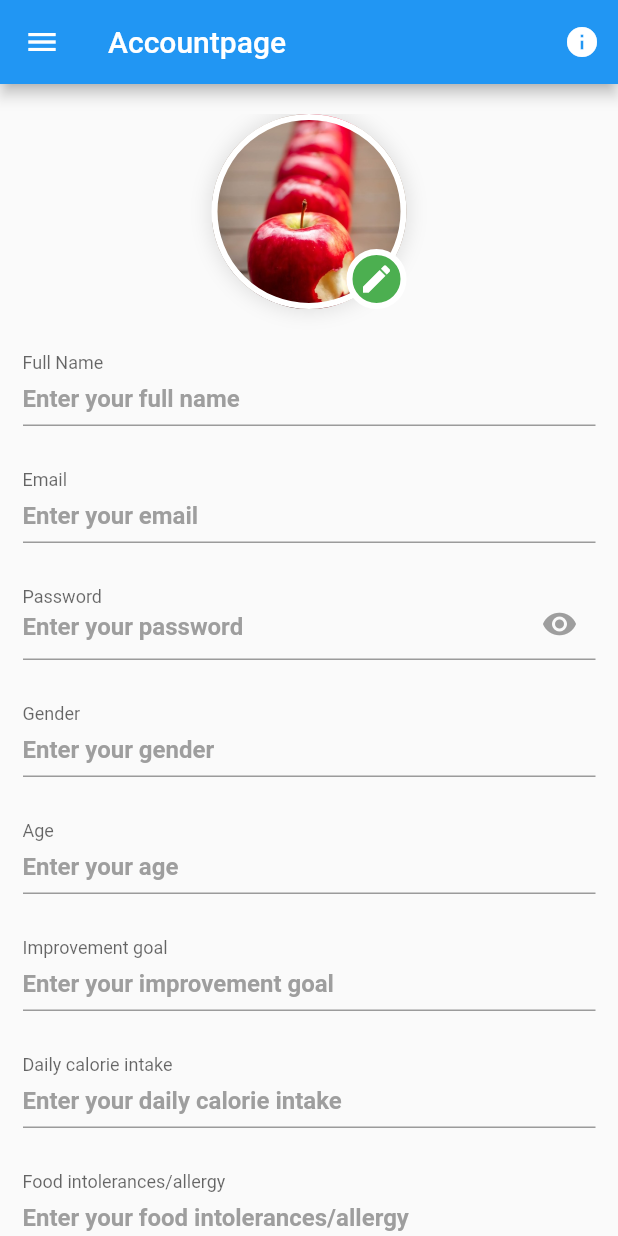
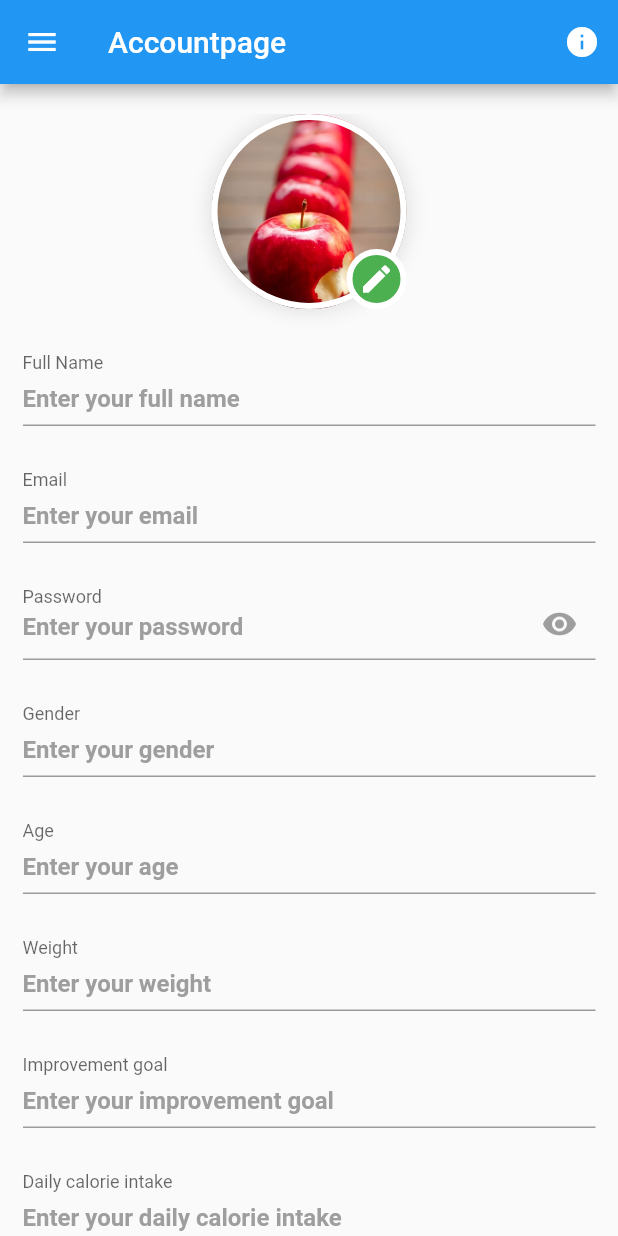
Before and after one commit to SamueleBarbizzi/Flutter-doctors, a Flutter app: the AccountPage screen opened directly, on a phone screen of 412 x 824 dp. Run offline on Flutter 3.47's test engine with Material 2 defaults, Android fonts, the phone set to English and light mode, and no system bars; our stand-ins replace flutter_login, font_awesome_flutter, material_design_icons_flutter, shared_preferences; accounts and stored records are empty.

Commit message:
add weight

```diff
--- a/lib/screens/accountpage.dart
+++ b/lib/screens/accountpage.dart
@@ -27,6 +27,7 @@ class _AccountPageState extends State<AccountPage> {
   final TextEditingController _passwordController = TextEditingController();
   final TextEditingController _genderController = TextEditingController();
   final TextEditingController _ageController = TextEditingController();
+  final TextEditingController _weightController = TextEditingController();
   final TextEditingController _improvementGoalController = TextEditingController();
   final TextEditingController _foodIntoleranceController = TextEditingController();
   final TextEditingController  _dailycalorieintakeController = TextEditingController();
@@ -46,6 +47,7 @@ class _AccountPageState extends State<AccountPage> {
       _passwordController.text = prefs.getString('password') ?? '';
       _genderController.text = prefs.getString('gender') ?? '';
       _ageController.text = prefs.getString('age') ?? '';
+      _weightController.text = prefs.getString('weight') ?? '';
       _improvementGoalController.text = prefs.getString('improvementGoal') ?? '';
       _foodIntoleranceController.text = prefs.getString('foodIntolerance') ?? '';
       _dailycalorieintakeController.text = prefs.getString('dailycalorieintake') ?? '';
@@ -63,6 +65,7 @@ class _AccountPageState extends State<AccountPage> {
     await prefs.setString('password', _passwordController.text);
     await prefs.setString('gender', _genderController.text);
     await prefs.setString('age', _ageController.text);
+    await prefs.setString('weight', _weightController.text);
     await prefs.setString('improvementGoal', _improvementGoalController.text);
     await prefs.setString('foodIntolerance', _foodIntoleranceController.text);
     await prefs.setString('dailycalorieintake', _dailycalorieintakeController.text);
@@ -93,6 +96,7 @@ bool _isFormValid() {
       _passwordController.text.isNotEmpty &&
       _genderController.text.isNotEmpty &&
       _ageController.text.isNotEmpty &&
+      _weightController.text.isNotEmpty &&
       _improvementGoalController.text.isNotEmpty &&
       _foodIntoleranceController.text.isNotEmpty &&
       _dailycalorieintakeController.text.isNotEmpty;
@@ -176,6 +180,7 @@ bool _isFormValid() {
            buildTextField('Password', 'Enter your password', true, _passwordController),
            buildTextField('Gender', 'Enter your gender', false, _genderController),
            buildTextField('Age', 'Enter your age', false, _ageController),
+           buildTextField('Weight', 'Enter your weight', false, _weightController),
            buildTextField('Improvement goal', 'Enter your improvement goal', false,  _improvementGoalController),
            buildTextField('Daily calorie intake', 'Enter your daily calorie intake', false,  _dailycalorieintakeController),
            buildTextField('Food intolerances/allergy', 'Enter your food intolerances/allergy', false,  _foodIntoleranceController),
@@ -316,7 +321,7 @@ drawer: Drawer(
   }
  //build
   Widget buildTextField( String labelText, String placeholder, bool isPasswordtextField, TextEditingController controller) {
-     if (labelText == 'Consent to the processing of personal data') {
+    if (labelText == 'Consent to the processing of personal data') {
     return CheckboxListTile(
       title: Text(
         labelText,
```
